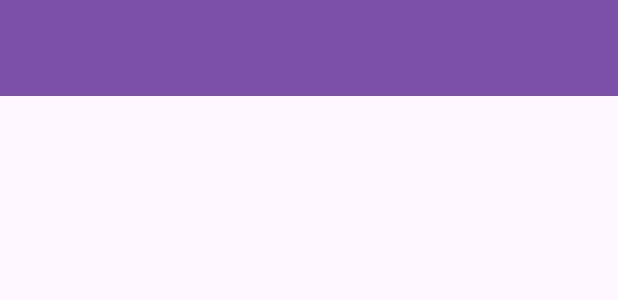
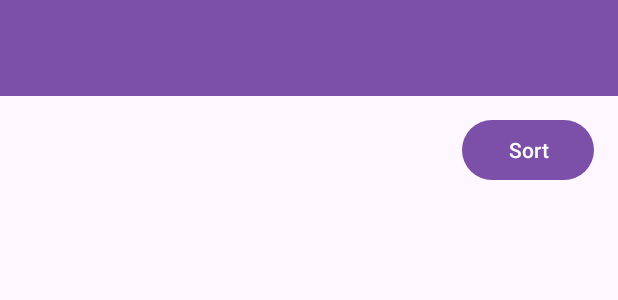
Before and after one commit to BayuNindioko/HabitApp, an Android app: the layout activity_recomend.xml on its own in the app's theme, with its tools: preview values and no code run, on a phone screen of 412 x 824 dp. Shown: the top 300 px of the screen. Run offline under Robolectric (Android 15) with nearby library versions, the phone set to English and light mode, and no system bars.

```diff
--- a/app/src/main/res/layout/activity_recomend.xml
+++ b/app/src/main/res/layout/activity_recomend.xml
@@ -1,5 +1,6 @@
 <?xml version="1.0" encoding="utf-8"?>
-<androidx.constraintlayout.widget.ConstraintLayout xmlns:android="http://schemas.android.com/apk/res/android"
+<androidx.constraintlayout.widget.ConstraintLayout
+    xmlns:android="http://schemas.android.com/apk/res/android"
     xmlns:app="http://schemas.android.com/apk/res-auto"
     xmlns:tools="http://schemas.android.com/tools"
     android:layout_width="match_parent"
@@ -17,4 +18,25 @@
         app:layout_constraintStart_toStartOf="parent"
         app:layout_constraintTop_toTopOf="parent" />
 
+    <Button
+        android:id="@+id/btnSort"
+        android:layout_width="wrap_content"
+        android:layout_height="wrap_content"
+        android:layout_marginTop="12dp"
+        android:text="Sort"
+        app:layout_constraintEnd_toEndOf="parent"
+        app:layout_constraintHorizontal_bias="0.95"
+        app:layout_constraintStart_toStartOf="parent"
+        app:layout_constraintTop_toBottomOf="@id/toolbar" />
+
+    <androidx.recyclerview.widget.RecyclerView
+        android:id="@+id/rvRecommendations"
+        android:layout_width="0dp"
+        android:layout_height="0dp"
+        android:layout_margin="16dp"
+        app:layout_constraintTop_toBottomOf="@id/btnSort"
+        app:layout_constraintBottom_toBottomOf="parent"
+        app:layout_constraintStart_toStartOf="parent"
+        app:layout_constraintEnd_toEndOf="parent" />
+
 </androidx.constraintlayout.widget.ConstraintLayout>
```
Also changed, not shown: app/src/main/java/com/example/habitapp/recomend/Habit.kt (added, +8 -0 lines), app/src/main/java/com/example/habitapp/recomend/RecomendActivity.kt (+87 -2 lines), app/src/main/java/com/example/habitapp/recomend/RecomendAdapter.kt (added, +59 -0 lines).
